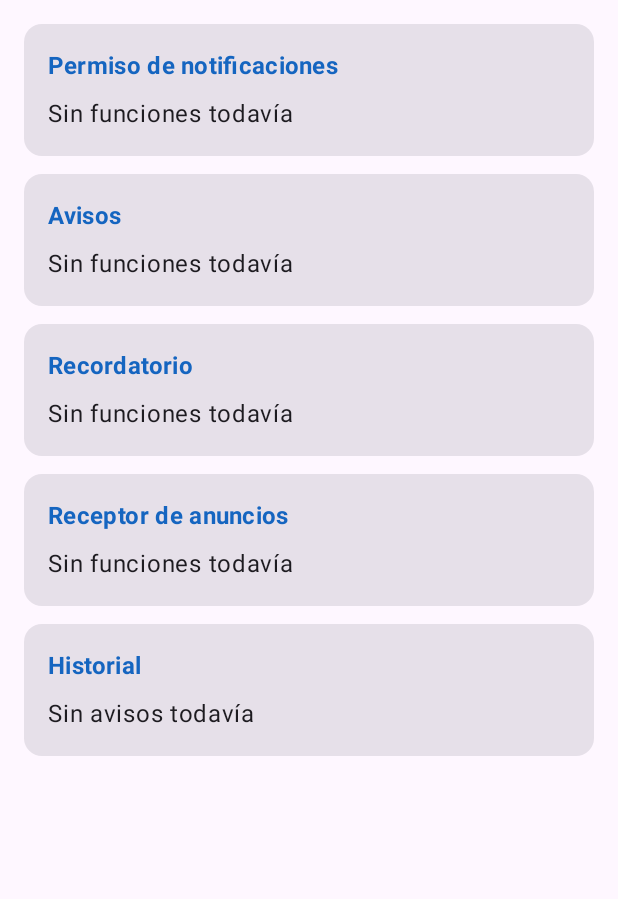
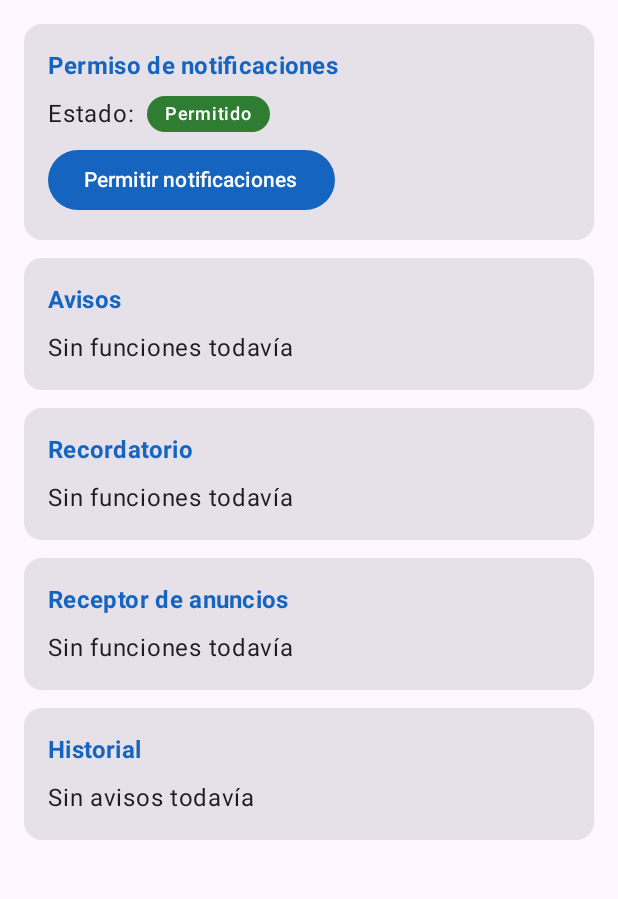
Before and after one commit to faridchz16/AvisosCampus, an Android app built with Jetpack Compose: the screen it shows after launch (MainActivity), on a phone screen of 412 x 824 dp, the part 96-995 px from its top. Run offline under Robolectric (Android 15) with nearby library versions, the phone set to English and light mode, and no system bars.

Commit message:
feat(permiso): pide POST_NOTIFICATIONS y muestra su estado

```diff
--- a/app/src/main/AndroidManifest.xml
+++ b/app/src/main/AndroidManifest.xml
@@ -1,6 +1,8 @@
 <?xml version="1.0" encoding="utf-8"?>
 <manifest xmlns:android="http://schemas.android.com/apk/res/android"
     xmlns:tools="http://schemas.android.com/tools">
+
+    <uses-permission android:name="android.permission.POST_NOTIFICATIONS" />
 
     <application
         android:name=".AvisosApp"
--- a/app/src/main/java/com/chavez/avisoscampus/notificacion/Notificador.kt
+++ b/app/src/main/java/com/chavez/avisoscampus/notificacion/Notificador.kt
@@ -1,9 +1,12 @@
 package com.chavez.avisoscampus.notificacion
 
+import android.Manifest
 import android.app.NotificationChannel
 import android.app.NotificationManager
 import android.content.Context
+import android.content.pm.PackageManager
 import android.os.Build
+import androidx.core.content.ContextCompat
 
 object Notificador {
 
@@ -20,4 +23,14 @@ object Notificador {
             manager.createNotificationChannel(canal)
         }
     }
+
+    fun tienePermiso(context: Context): Boolean {
+        if (Build.VERSION.SDK_INT < Build.VERSION_CODES.TIRAMISU) {
+            return true
+        }
+        return ContextCompat.checkSelfPermission(
+            context,
+            Manifest.permission.POST_NOTIFICATIONS
+        ) == PackageManager.PERMISSION_GRANTED
+    }
 }
--- a/app/src/main/java/com/chavez/avisoscampus/ui/PantallaAvisos.kt
+++ b/app/src/main/java/com/chavez/avisoscampus/ui/PantallaAvisos.kt
@@ -1,29 +1,63 @@
 package com.chavez.avisoscampus.ui
 
+import android.Manifest
+import android.os.Build
+import androidx.activity.compose.rememberLauncherForActivityResult
+import androidx.activity.result.contract.ActivityResultContracts
 import androidx.compose.foundation.layout.Arrangement
 import androidx.compose.foundation.layout.Column
 import androidx.compose.foundation.layout.ColumnScope
+import androidx.compose.foundation.layout.Row
 import androidx.compose.foundation.layout.fillMaxSize
 import androidx.compose.foundation.layout.fillMaxWidth
 import androidx.compose.foundation.layout.padding
 import androidx.compose.foundation.rememberScrollState
+import androidx.compose.foundation.shape.RoundedCornerShape
 import androidx.compose.foundation.verticalScroll
+import androidx.compose.material3.Button
 import androidx.compose.material3.Card
 import androidx.compose.material3.ExperimentalMaterial3Api
 import androidx.compose.material3.MaterialTheme
 import androidx.compose.material3.Scaffold
+import androidx.compose.material3.Surface
 import androidx.compose.material3.Text
 import androidx.compose.material3.TopAppBar
 import androidx.compose.material3.TopAppBarDefaults
 import androidx.compose.runtime.Composable
+import androidx.compose.runtime.LaunchedEffect
+import androidx.compose.runtime.collectAsState
+import androidx.compose.runtime.getValue
+import androidx.compose.ui.Alignment
 import androidx.compose.ui.Modifier
+import androidx.compose.ui.graphics.Color
+import androidx.compose.ui.platform.LocalContext
 import androidx.compose.ui.text.font.FontWeight
 import androidx.compose.ui.unit.dp
+import com.chavez.avisoscampus.model.PermisoUi
+import com.chavez.avisoscampus.notificacion.Notificador
+import com.chavez.avisoscampus.ui.theme.Gris
+import com.chavez.avisoscampus.ui.theme.Rojo
+import com.chavez.avisoscampus.ui.theme.Verde
 import com.chavez.avisoscampus.viewmodel.AvisosViewModel
 
 @OptIn(ExperimentalMaterial3Api::class)
 @Composable
 fun PantallaAvisos(vm: AvisosViewModel) {
+    val contexto = LocalContext.current
+    val permiso by vm.permiso.collectAsState()
+
+    val lanzador = rememberLauncherForActivityResult(
+        ActivityResultContracts.RequestPermission()
+    ) { concedido ->
+        vm.permisoRespondido(concedido)
+    }
+
+    LaunchedEffect(Unit) {
+        if (Notificador.tienePermiso(contexto)) {
+            vm.permisoRespondido(true)
+        }
+    }
+
     Scaffold(
         topBar = {
             TopAppBar(
@@ -44,7 +78,22 @@ fun PantallaAvisos(vm: AvisosViewModel) {
             verticalArrangement = Arrangement.spacedBy(12.dp)
         ) {
             TarjetaSeccion("Permiso de notificaciones") {
-                Text("Sin funciones todavía")
+                Row(
+                    verticalAlignment = Alignment.CenterVertically,
+                    horizontalArrangement = Arrangement.spacedBy(8.dp)
+                ) {
+                    Text("Estado:")
+                    EtiquetaPermiso(permiso)
+                }
+                Button(onClick = {
+                    if (Build.VERSION.SDK_INT >= Build.VERSION_CODES.TIRAMISU) {
+                        lanzador.launch(Manifest.permission.POST_NOTIFICATIONS)
+                    } else {
+                        vm.permisoRespondido(true)
+                    }
+                }) {
+                    Text("Permitir notificaciones")
+                }
             }
             TarjetaSeccion("Avisos") {
                 Text("Sin funciones todavía")
@@ -59,6 +108,23 @@ fun PantallaAvisos(vm: AvisosViewModel) {
                 Text("Sin avisos todavía")
             }
         }
+    }
+}
+
+@Composable
+fun EtiquetaPermiso(permiso: PermisoUi) {
+    val (texto, color) = when (permiso) {
+        PermisoUi.SinPedir -> "Sin pedir" to Gris
+        PermisoUi.Concedido -> "Permitido" to Verde
+        PermisoUi.Denegado -> "Denegado" to Rojo
+    }
+    Surface(color = color, shape = RoundedCornerShape(50)) {
+        Text(
+            text = texto,
+            color = Color.White,
+            style = MaterialTheme.typography.labelMedium,
+            modifier = Modifier.padding(horizontal = 12.dp, vertical = 4.dp)
+        )
     }
 }
 
--- a/app/src/main/java/com/chavez/avisoscampus/ui/theme/Color.kt
+++ b/app/src/main/java/com/chavez/avisoscampus/ui/theme/Color.kt
@@ -6,3 +6,5 @@ val Azul = Color(0xFF1565C0)
 val AzulOscuro = Color(0xFF0D47A1)
 val AzulClaro = Color(0xFFD6E4FF)
 val Gris = Color(0xFF616161)
+val Verde = Color(0xFF2E7D32)
+val Rojo = Color(0xFFC62828)
--- a/app/src/main/java/com/chavez/avisoscampus/viewmodel/AvisosViewModel.kt
+++ b/app/src/main/java/com/chavez/avisoscampus/viewmodel/AvisosViewModel.kt
@@ -28,6 +28,10 @@ class AvisosViewModel(private val repo: AvisosRepository) : ViewModel() {
     private val _mensaje = MutableStateFlow<String?>(null)
     val mensaje: StateFlow<String?> = _mensaje.asStateFlow()
 
+    fun permisoRespondido(concedido: Boolean) {
+        _permiso.value = if (concedido) PermisoUi.Concedido else PermisoUi.Denegado
+    }
+
     companion object {
         val Factory: ViewModelProvider.Factory = viewModelFactory {
             initializer { AvisosViewModel(AvisosRepositoryMemoria()) }
```
